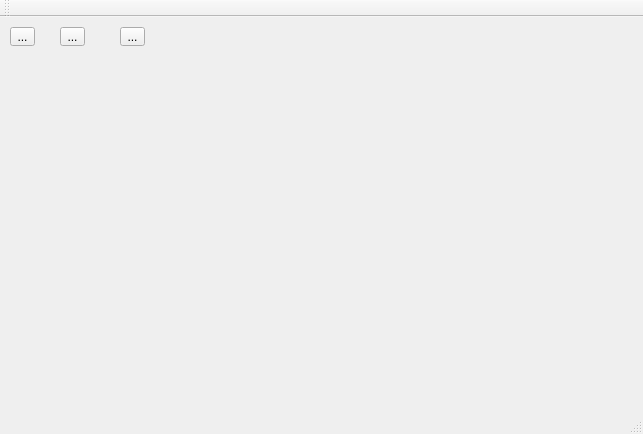
Above: src/mainwindow.ui from mkhorram/audio-spectrum-visualizer before the change. Below: the same form after it.
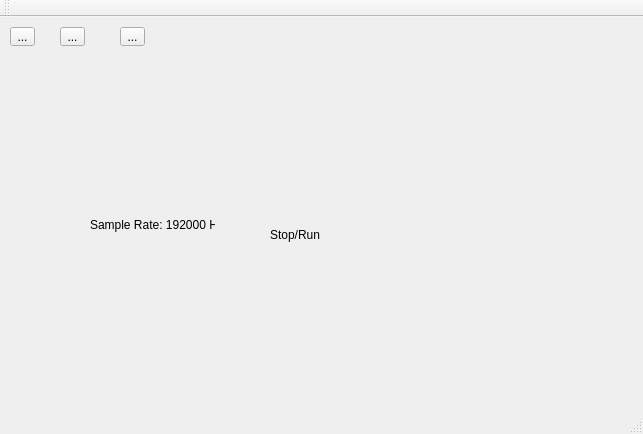
That is the form after the change. Icons and pictures are not drawn.

Commit message: adding two labels to the statusbar of mainwindow

Patch:
```diff
--- a/src/mainwindow.ui
+++ b/src/mainwindow.ui
@@ -65,6 +65,44 @@
       <normaloff>:/icons/res/stop.svg</normaloff>:/icons/res/stop.svg</iconset>
     </property>
    </widget>
+   <widget class="QLabel" name="lblSampleRate">
+    <property name="geometry">
+     <rect>
+      <x>90</x>
+      <y>200</y>
+      <width>125</width>
+      <height>16</height>
+     </rect>
+    </property>
+    <property name="minimumSize">
+     <size>
+      <width>125</width>
+      <height>0</height>
+     </size>
+    </property>
+    <property name="text">
+     <string>Sample Rate: 192000 Hz</string>
+    </property>
+   </widget>
+   <widget class="QLabel" name="lblStopRunStatus">
+    <property name="geometry">
+     <rect>
+      <x>270</x>
+      <y>210</y>
+      <width>50</width>
+      <height>16</height>
+     </rect>
+    </property>
+    <property name="minimumSize">
+     <size>
+      <width>50</width>
+      <height>0</height>
+     </size>
+    </property>
+    <property name="text">
+     <string>Stop/Run</string>
+    </property>
+   </widget>
   </widget>
   <widget class="QStatusBar" name="statusbar"/>
   <widget class="QToolBar" name="toolBar">
```
The commit also changes 1 other file.
